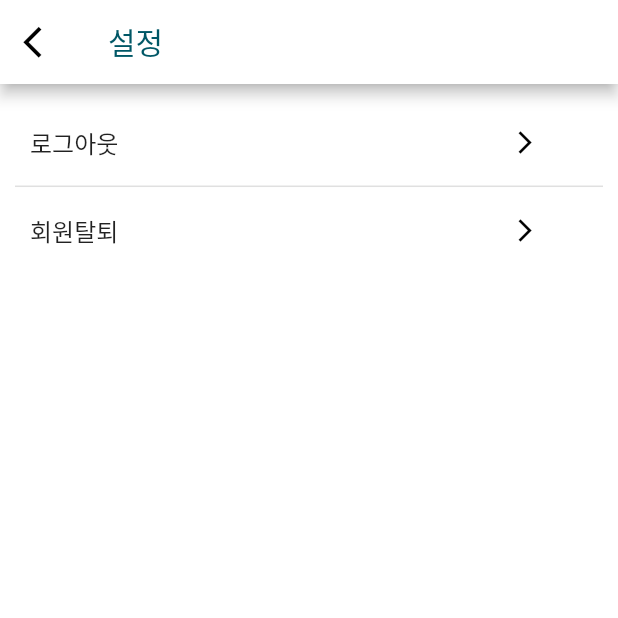
After one commit to ordin20118/tipsy-mobile, a Flutter app: the SettingPage screen opened directly, on a phone screen of 412 x 824 dp, the top half of it. The commit adds this screen. Run offline on Flutter 3.47's test engine with Material 2 defaults, Android fonts, the phone set to English and light mode, and no system bars; our stand-ins replace flutter_secure_storage, fluttertoast, get, marquee; missing offline and left inert: flutter_config, kakao_flutter_sdk, kakao_flutter_sdk_auth, kakao_flutter_sdk_link, kakao_flutter_sdk_talk, kakao_flutter_sdk_user; accounts and stored records are empty; network calls fail; Roboto replaces fonts that are missing (NanumBarunGothicBold, NanumBarunGothicUltraLight).

Commit message:
Add cocktail regist page. Add my page. Add setting page. Modify appbar leading icon ui.

```diff
--- a/lib/pages/login_page.dart
+++ b/lib/pages/login_page.dart
@@ -10,6 +10,7 @@ import 'package:kakao_flutter_sdk_talk/kakao_flutter_sdk_talk.dart';
 import 'package:flutter/services.dart';
 import 'package:http/http.dart' as http;
 import 'package:tipsy_mobile/classes/util.dart';
+import 'package:tipsy_mobile/classes/ui_util.dart';
 import 'package:tipsy_mobile/classes/user.dart';
 import 'package:tipsy_mobile/pages/home.dart';
 import 'dart:convert';
@@ -136,10 +137,10 @@ class _LoginPageState extends State<LoginPage> {
         // 1. 서비스 토큰 발급
         AccessToken token = await requestAccessToken(USER_PLATFORM_KAKAO, email!);
 
-        if(token != null && token.tokenHash.length > 0) {
+        if(token != null && token.tokenHash.length > 0 && email != null) {
 
           // 2. 자동 로그인 처리
-          bool isLogin = await autoLogin(USER_PLATFORM_KAKAO, email!, token.tokenHash);
+          bool isLogin = await autoLogin(USER_PLATFORM_KAKAO, email, token.tokenHash);
 
           if(isLogin) {
             final storage = new FlutterSecureStorage();
--- /dev/null
+++ b/lib/pages/setting_page.dart
@@ -0,0 +1,95 @@
+import 'dart:developer';
+import 'package:flutter/material.dart';
+import 'package:get/route_manager.dart';
+import 'package:tipsy_mobile/classes/util.dart';
+import 'package:tipsy_mobile/classes/styles.dart';
+import 'package:http/http.dart' as http;
+import 'dart:convert';
+
+
+class SettingPage extends StatefulWidget {
+  const SettingPage({Key? key}) : super(key: key);
+
+  @override
+  _SettingPageState createState() => _SettingPageState();
+}
+
+class _SettingPageState extends State<SettingPage> {
+  @override
+  Widget build(BuildContext context) {
+    return Scaffold(
+      appBar: AppBar(
+        leading: IconButton(icon: Icon(Icons.arrow_back_ios),
+          onPressed: () { Navigator.pop(context);},
+          color: Colors.black,
+          iconSize: 25,
+        ),
+        title: Text('설정', style: TextStyle(color: Color(0xff005766), fontFamily: 'NanumBarunGothicBold')),
+        //backgroundColor: Color(0xff005766),
+        backgroundColor: Color(0xffffffff),
+        actions: [],
+      ),
+      body: Container(
+        color: Colors.white,
+        padding: EdgeInsets.all(10),
+        child: Column(
+          mainAxisAlignment: MainAxisAlignment.start,
+          children: [
+            SizedBox(
+              height: MediaQuery.of(context).size.height * 0.07,
+              child: Padding(
+                padding: const EdgeInsets.all(10.0),
+                child: Row(
+                  children: [
+                    Text(
+                      "로그아웃",
+                      style: TextStyle(
+                        fontSize: 16,
+                        fontFamily: 'NanumBarunGothicUltraLight'
+                      ),
+                    ),
+                    SizedBox(width: MediaQuery.of(context).size.width * 0.6),
+                    IconButton(icon: Icon(Icons.arrow_forward_ios),
+                      onPressed: () {},
+                      color: Colors.black,
+                      iconSize: 18,
+                    )
+                  ],
+                ),
+              ),
+            ),
+            Container(
+              height:1.0,
+              //width:500.0,
+              color:Colors.black12,
+            ),
+            SizedBox(
+              height: MediaQuery.of(context).size.height * 0.07,
+              child: Padding(
+                padding: const EdgeInsets.all(10.0),
+                child: Row(
+                  children: [
+                    Text(
+                      "회원탈퇴",
+                      style: TextStyle(
+                          fontSize: 16,
+                          fontFamily: 'NanumBarunGothicUltraLight'
+                      ),
+                    ),
+                    SizedBox(width: MediaQuery.of(context).size.width * 0.6),
+                    IconButton(icon: Icon(Icons.arrow_forward_ios),
+                      onPressed: () {},
+                      color: Colors.black,
+                      iconSize: 18,
+                    )
+                  ],
+                ),
+              ),
+            )
+          ],
+        ),
+      ),
+      bottomNavigationBar: Container(height: 0,),
+    );
+  }
+}
```
Also changed, not shown: lib/classes/styles.dart (+10 -0 lines), lib/classes/ui_util.dart (+25 -0 lines), lib/classes/util.dart (+3 -12 lines), lib/main.dart (+14 -0 lines), lib/pages/cocktail_regist_page.dart (added, +91 -0 lines), lib/pages/home.dart (+9 -4 lines), lib/pages/join_page.dart (+6 -7 lines), lib/pages/liquor_page.dart (+12 -9 lines), lib/pages/my_page.dart (added, +35 -0 lines), lib/pages/search.dart (+6 -7 lines), lib/pages/splash_page.dart (+14 -25 lines), lib/pages/splash_page_sub.dart (added, +31 -0 lines).
